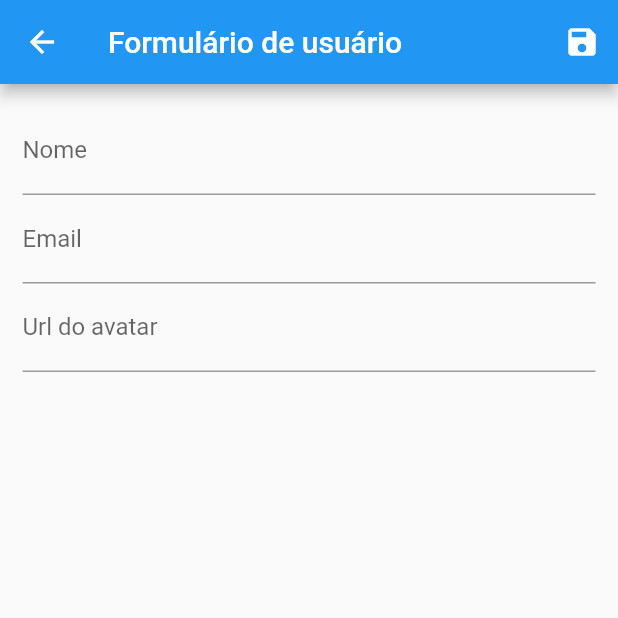
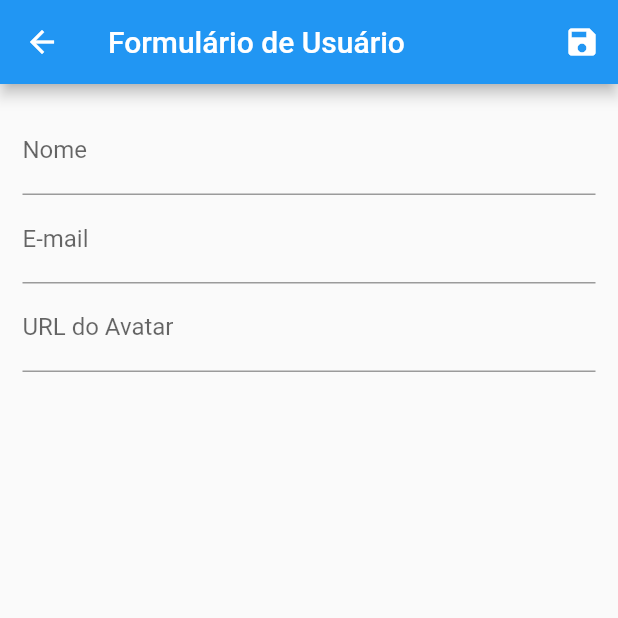
Before and after one commit to matheusm7/register_app, a Flutter app: the screen it shows after launch, after a tap on the "add" icon, on a phone screen of 412 x 824 dp, the top half of it. Run offline on Flutter 3.47's test engine with Material 2 defaults, Android fonts, the phone set to English and light mode, and no system bars; network calls fail.

```diff
--- a/lib/components/user_tile.dart
+++ b/lib/components/user_tile.dart
@@ -1,30 +1,35 @@
 import 'package:flutter/material.dart';
 import 'package:flutter_crud/routes/app_routes.dart';
+import 'package:provider/provider.dart';
 
 import '../models/user.dart';
+import '../provider/users.dart';
 
 class UserTile extends StatelessWidget {
-  final User user;
+  final User? user;
 
-  const UserTile(this.user);
+  const UserTile(
+    this.user, {
+    Key? key,
+  }) : super(key: key);
 
   @override
   Widget build(BuildContext context) {
-    final avatar = user.AvatarUrl.isEmpty ? const CircleAvatar(child: Icon(Icons.person)) : CircleAvatar(backgroundImage: NetworkImage(user.AvatarUrl));
+    final avatar = user!.AvatarUrl.isEmpty ? const CircleAvatar(child: Icon(Icons.person)) : CircleAvatar(backgroundImage: NetworkImage(user!.AvatarUrl));
     return ListTile(
       leading: avatar,
-      title: Text(user.name),
-      subtitle: Text(user.email),
+      title: Text(user!.name),
+      subtitle: Text(user!.email),
       trailing: SizedBox(
         width: 100,
         child: Row(
-          children: <Widget>[
+          children: [
             IconButton(
               icon: const Icon(Icons.edit),
-              color: Colors.grey[400],
+              color: const Color.fromARGB(255, 255, 121, 31),
               onPressed: () {
                 Navigator.of(context).pushNamed(
-                  AppRoutes.USER_FORM,
+                  AppRoutes.UserForm,
                   arguments: user,
                 );
               },
@@ -32,7 +37,28 @@ class UserTile extends StatelessWidget {
             IconButton(
               icon: const Icon(Icons.delete),
               color: Colors.red,
-              onPressed: () {},
+              onPressed: () {
+                showDialog(
+                  context: context,
+                  builder: (ctx) => AlertDialog(
+                    title: const Text('Excluir Usuário?'),
+                    content: const Text('Tem certeza?'),
+                    actions: <Widget>[
+                      TextButton(
+                        onPressed: () {},
+                        child: const Text('Não'),
+                      ),
+                      TextButton(
+                        child: const Text('Sim'),
+                        onPressed: () {
+                          Provider.of<Users>(context, listen: false).remove(user!);
+                          Navigator.of(context).pop();
+                        },
+                      ),
+                    ],
+                  ),
+                );
+              },
             ),
           ],
         ),
--- a/lib/main.dart
+++ b/lib/main.dart
@@ -28,8 +28,8 @@ class MyApp extends StatelessWidget {
           visualDensity: VisualDensity.adaptivePlatformDensity,
         ),
         routes: {
-          AppRoutes.HOME: (_) => UserList(),
-          AppRoutes.USER_FORM: (_) => UserForm(),
+          AppRoutes.home: (_) => UserList(),
+          AppRoutes.UserForm: (_) => const UserForm(),
         },
       ),
     );
--- a/lib/models/user.dart
+++ b/lib/models/user.dart
@@ -1,5 +1,5 @@
 class User {
-  final String id;
+  final String? id;
   final String name;
   final String email;
   final String AvatarUrl;
--- a/lib/routes/app_routes.dart
+++ b/lib/routes/app_routes.dart
@@ -1,4 +1,4 @@
 class AppRoutes {
-  static const HOME = '/';
-  static const USER_FORM = '/user-form';
+  static const home = '/';
+  static const UserForm = '/user-form';
 }
--- a/lib/views/user_form.dart
+++ b/lib/views/user_form.dart
@@ -1,35 +1,58 @@
 import 'package:flutter/material.dart';
 import 'package:flutter_crud/models/user.dart';
+import 'package:flutter_crud/provider/users.dart';
 import 'package:provider/provider.dart';
 
-import '../provider/users.dart';
+class UserForm extends StatefulWidget {
+  const UserForm({Key? key}) : super(key: key);
 
-class UserForm extends StatelessWidget {
+  @override
+  State<UserForm> createState() => _UserFormState();
+}
+
+class _UserFormState extends State<UserForm> {
   final _form = GlobalKey<FormState>();
+
   final Map<String, String> _formData = {};
+
+  void _loadFormData(User user) {
+    _formData['id'] = user.id!;
+    _formData['name'] = user.name;
+    _formData['email'] = user.email;
+    _formData['avatarUrl'] = user.AvatarUrl;
+  }
+
+  @override
+  void didChangeDependencies() {
+    super.didChangeDependencies();
+
+    final user = ModalRoute.of(context)?.settings.arguments as User;
+    _loadFormData(user);
+  }
 
   @override
   Widget build(BuildContext context) {
     return Scaffold(
       appBar: AppBar(
-        title: const Text('Formulário de usuário '),
-        actions: <Widget>[
+        title: const Text('Formulário de Usuário'),
+        actions: [
           IconButton(
             icon: const Icon(Icons.save),
             onPressed: () {
               final isValid = _form.currentState!.validate();
 
               if (isValid) {
-                _form.currentState?.save();
+                _form.currentState!.save();
 
                 Provider.of<Users>(context, listen: false).put(
                   User(
-                    id: _formData['id'] ?? "",
-                    name: _formData['name'] ?? "",
-                    email: _formData['email'] ?? "",
-                    AvatarUrl: _formData['avatarUrl'] ?? "",
+                    id: _formData['id']!,
+                    name: _formData['name']!,
+                    email: _formData['email']!,
+                    AvatarUrl: _formData['avatarUrl']!,
                   ),
                 );
+
                 Navigator.of(context).pop();
               }
             },
@@ -41,28 +64,32 @@ class UserForm extends StatelessWidget {
         child: Form(
           key: _form,
           child: Column(
-            children: <Widget>[
+            children: [
               TextFormField(
+                initialValue: _formData['name'],
                 decoration: const InputDecoration(labelText: 'Nome'),
                 validator: (value) {
                   if (value == null || value.trim().isEmpty) {
-                    return 'Nome invalido';
+                    return 'Nome inválido';
                   }
 
-                  if (value.trim().length <= 3) {
-                    return 'Nome pequeno';
+                  if (value.trim().length < 3) {
+                    return 'Nome muito pequeno. No mínimo 3 letras.';
                   }
+
                   return null;
                 },
-                onSaved: (value) => _formData['name'] = value ?? "",
+                onSaved: (value) => _formData['name'] = value!,
               ),
               TextFormField(
-                decoration: const InputDecoration(labelText: 'Email'),
-                onSaved: (value) => _formData['email'] = value ?? "",
+                initialValue: _formData['email'],
+                decoration: const InputDecoration(labelText: 'E-mail'),
+                onSaved: (value) => _formData['email'] = value!,
               ),
               TextFormField(
-                decoration: const InputDecoration(labelText: 'Url do avatar'),
-                onSaved: (value) => _formData['avatarUrl'] = value ?? "",
+                initialValue: _formData['avatarUrl'],
+                decoration: const InputDecoration(labelText: 'URL do Avatar'),
+                onSaved: (value) => _formData['avatarUrl'] = value!,
               ),
             ],
           ),
--- a/lib/views/user_list.dart
+++ b/lib/views/user_list.dart
@@ -3,6 +3,7 @@ import 'package:flutter_crud/routes/app_routes.dart';
 import 'package:provider/provider.dart';
 
 import '../components/user_tile.dart';
+import '../models/user.dart';
 import '../provider/users.dart';
 
 class UserList extends StatelessWidget {
@@ -17,9 +18,13 @@ class UserList extends StatelessWidget {
           IconButton(
             icon: const Icon(Icons.add),
             onPressed: () {
-              Navigator.of(context).pushNamed(
-                AppRoutes.USER_FORM,
-              );
+              Navigator.of(context).pushNamed(AppRoutes.UserForm,
+                  arguments: const User(
+                    id: '',
+                    name: '',
+                    email: '',
+                    AvatarUrl: '',
+                  ));
             },
           ),
         ],
```
Also changed, not shown: lib/data/dummy_users.dart (+24 -4 lines), lib/provider/users.dart (+3 -8 lines).
